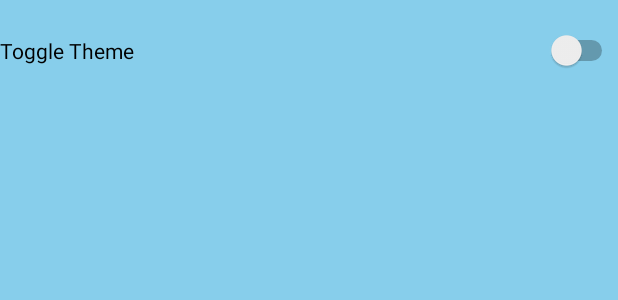
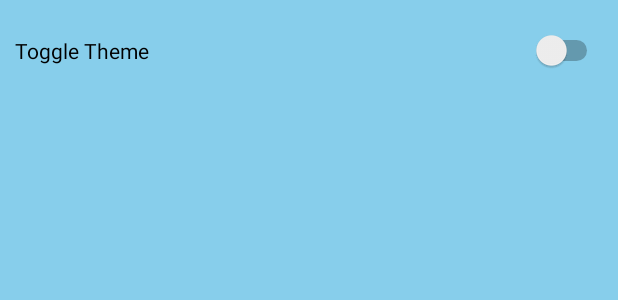
Before and after one commit to natebrate/Android-BeatBox, an Android app: the layout activity_setting.xml on its own in the app's theme, with its tools: preview values and no code run, on a phone screen of 412 x 824 dp. Shown: the top 300 px of the screen. Run offline under Robolectric (Android 15) with nearby library versions, the phone set to English and light mode, and no system bars.

Commit message:
mod settings

```diff
--- a/app/src/main/res/layout/activity_setting.xml
+++ b/app/src/main/res/layout/activity_setting.xml
@@ -4,6 +4,8 @@
     xmlns:tools="http://schemas.android.com/tools"
     android:layout_width="match_parent"
     android:layout_height="match_parent"
+    android:layout_marginLeft="10dp"
+    android:layout_marginRight="10dp"
     tools:context=".SettingActivity">
 
     <RelativeLayout
@@ -20,5 +22,4 @@
             android:layout_alignParentEnd="true" />
     </RelativeLayout>
 
-
 </android.support.constraint.ConstraintLayout>
```
Also changed, not shown: app/src/main/java/com/bignerdranch/android/beatbox/SettingActivity.java (+7 -2 lines), app/src/main/java/com/bignerdranch/android/beatbox/SingleFragmentActivity.java (+1 -6 lines).
